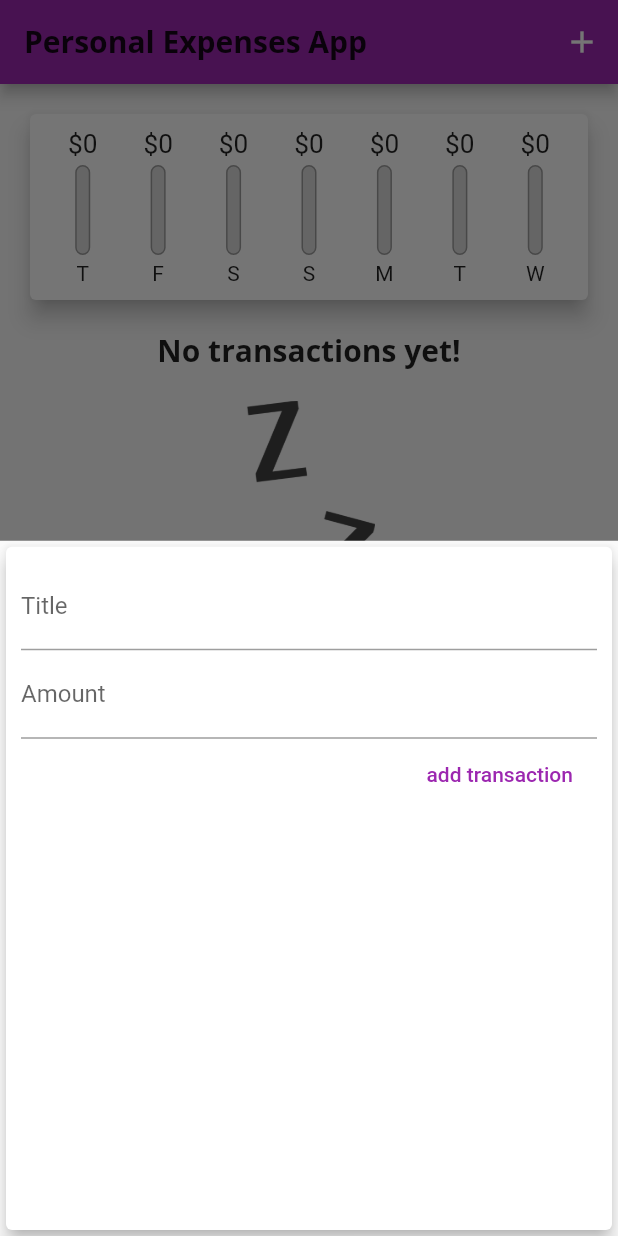
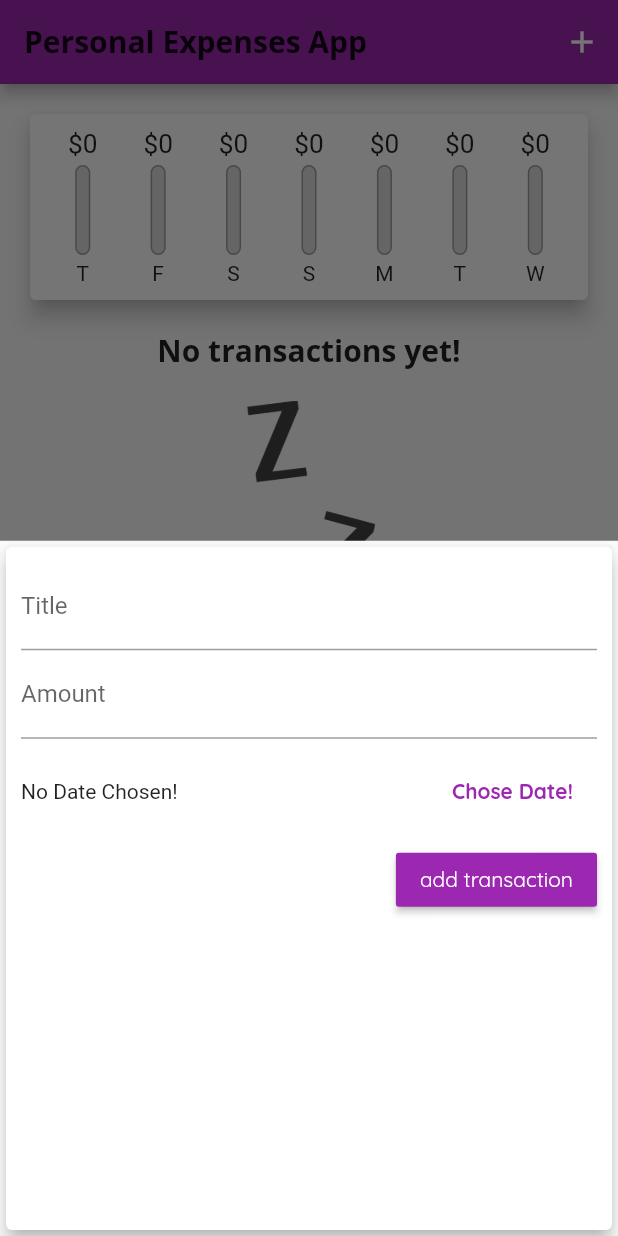
Before and after one commit to guzmanem/flutter__personal_expenses_app, a Flutter app: the screen it shows after launch, after a tap on the "add" icon, on a phone screen of 412 x 824 dp. Run offline on Flutter 3.47's test engine with Material 2 defaults, Android fonts, the light colour scheme and no system bars; Roboto replaces fonts that are missing (Quicksand).

Commit message:
feat: creación del date picket e ícono de eliminación de transacción

```diff
--- a/lib/main.dart
+++ b/lib/main.dart
@@ -17,6 +17,7 @@
       theme: ThemeData(
           primarySwatch: Colors.purple,
           accentColor: Colors.amber,
+          errorColor: Colors.red,
           fontFamily: 'Quicksand',
           textTheme: ThemeData.light().textTheme.copyWith(
                 headline6: TextStyle(
@@ -28,7 +29,9 @@
                   fontFamily: 'OpenSans',
                   fontSize: 18,
                   fontWeight: FontWeight.bold,
-              )),
+                ),
+                button: TextStyle(color: Colors.white),
+              ),
           appBarTheme: AppBarTheme(
             textTheme: ThemeData.light().textTheme.copyWith(
                   headline6: TextStyle(
@@ -74,11 +77,11 @@
     }).toList();
   }
 
-  void _addNewTransaction(String txTitle, double txAmount) {
+  void _addNewTransaction(String txTitle, double txAmount, DateTime chosenDate) {
     final newTx = Transaction(
       title: txTitle,
       amount: txAmount,
-      date: DateTime.now(),
+      date: chosenDate,
       id: DateTime.now().toString(),
     );
 
@@ -98,6 +101,12 @@
         );
       },
     );
+  }
+
+  void _deleteTransaction(String id) {
+    setState(() {
+      _UserTransactions.removeWhere((tx) => tx.id == id);
+    });
   }
 
   @override
@@ -123,7 +132,7 @@
           crossAxisAlignment: CrossAxisAlignment.stretch,
           children: <Widget>[
             Chart(recentTransanctions: _recentTransactions),
-            TransactionList(_UserTransactions),
+            TransactionList(_UserTransactions, _deleteTransaction),
           ],
         ),
       ),
--- a/lib/widgets/new_transaction.dart
+++ b/lib/widgets/new_transaction.dart
@@ -1,4 +1,5 @@
 import 'package:flutter/material.dart';
+import 'package:intl/intl.dart';
 
 class NewTransaction extends StatefulWidget {
   final Function addTx;
@@ -10,24 +11,45 @@
 }
 
 class _NewTransactionState extends State<NewTransaction> {
-  final titleController = TextEditingController();
+  final _titleController = TextEditingController();
+  final _amountController = TextEditingController();
+  DateTime? _selectedDate;
 
-  final amountController = TextEditingController();
+  void _submitData() {
+    if (_amountController.text.isEmpty) {
+      return;
+    }
 
-  void submitData(){
-    final enteredTitle = titleController.text;
-    final enteredAmount = double.parse(amountController.text);
+    final enteredTitle = _titleController.text;
+    final enteredAmount = double.parse(_amountController.text);
 
-    if (enteredTitle.isEmpty || enteredAmount <= 0){
+    if (enteredTitle.isEmpty || enteredAmount <= 0 || _selectedDate == null) {
       return;
     }
 
     widget.addTx(
       enteredTitle,
       enteredAmount,
+      _selectedDate
     );
 
     Navigator.of(context).pop();
+  }
+
+  void _presentDatePicket() {
+    showDatePicker(
+      context: context,
+      initialDate: DateTime.now(),
+      firstDate: DateTime(2019),
+      lastDate: DateTime.now(),
+    ).then((pickedDate) {
+      if (pickedDate == null) {
+        return;
+      }
+      setState(() {
+        _selectedDate = pickedDate;
+      });
+    });
   }
 
   @override
@@ -41,20 +63,43 @@
           children: <Widget>[
             TextField(
               decoration: InputDecoration(labelText: 'Title'),
-              controller: titleController,
-              onSubmitted: (_) => submitData(),
+              controller: _titleController,
+              onSubmitted: (_) => _submitData(),
             ),
             TextField(
               decoration: InputDecoration(labelText: 'Amount'),
-              controller: amountController,
+              controller: _amountController,
               keyboardType: TextInputType.number,
-              onSubmitted: (_) => submitData(),
+              onSubmitted: (_) => _submitData(),
+            ),
+            Container(
+              height: 70,
+              child: Row(
+                children: [
+                  Expanded(
+                    child: Text(_selectedDate == null
+                        ? 'No Date Chosen!'
+                        : 'Picked Date: ${DateFormat.yMd().format(_selectedDate!)}'),
+                  ),
+                  FlatButton(
+                    onPressed: _presentDatePicket,
+                    child: const Text(
+                      'Chose Date!',
+                      style: TextStyle(
+                        fontWeight: FontWeight.bold,
+                      ),
+                    ),
+                    textColor: Theme.of(context).primaryColor,
+                  )
+                ],
+              ),
             ),
             // ignore: deprecated_member_use
-            FlatButton(
-              child: Text('add transaction'),
-              textColor: Colors.purple,
-              onPressed: submitData,
+            RaisedButton(
+              child: const Text('add transaction'),
+              color: Theme.of(context).primaryColor,
+              textColor: Theme.of(context).textTheme.button!.color,
+              onPressed: _submitData,
             ),
           ],
         ),
```
Also changed, not shown: lib/widgets/transaction_list.dart (+15 -4 lines). Lines whose indentation alone changed are shown as unchanged.
